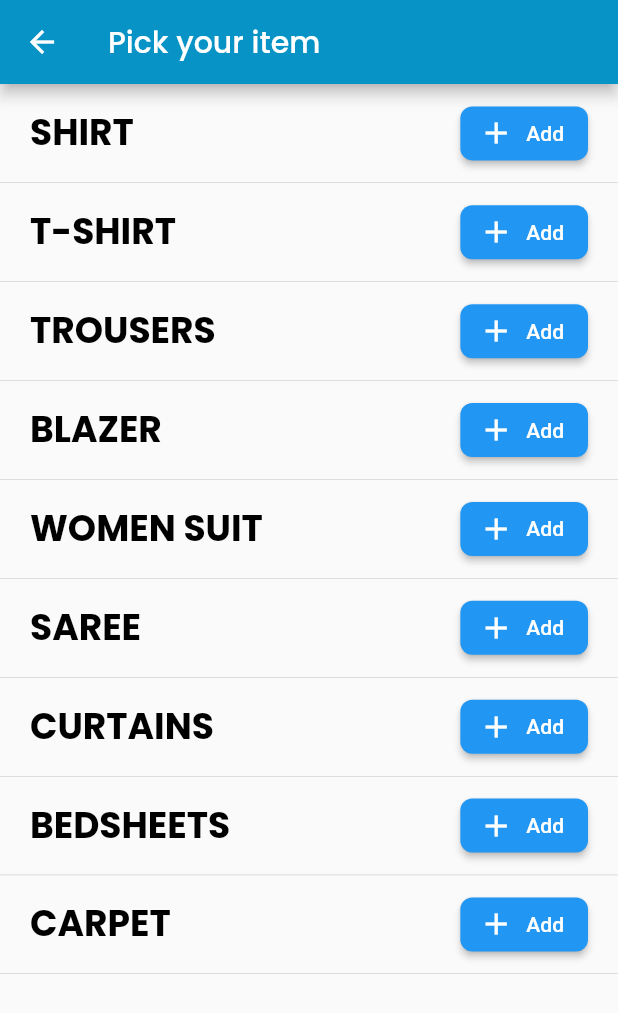
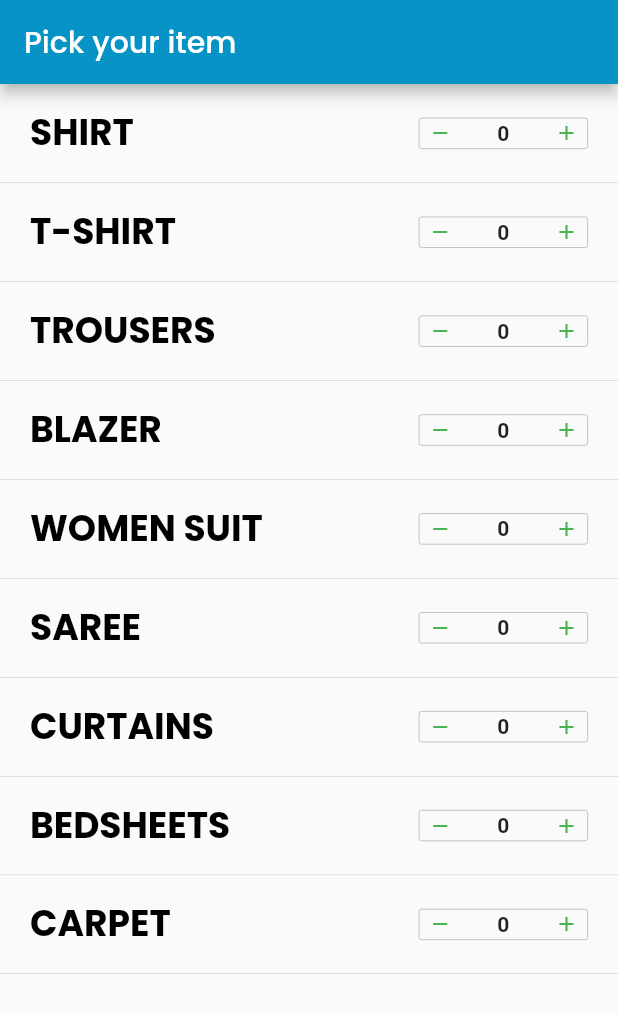
Before and after one commit to hardik17771/HomeEaze_SourceCode, a Flutter app: the AddItem screen opened directly, on a phone screen of 412 x 824 dp. Shown: the top 1013 px of the screen. Run offline on Flutter 3.47's test engine with Material 2 defaults, Android fonts, the phone set to English and light mode, and no system bars; drawn by our look-alikes of input_quantity; our stand-ins replace cloud_firestore, firebase_auth, firebase_core, flutter_svg, flutter_typeahead, geocoding and 3 more; missing offline and left inert: dart:ffi; accounts and stored records are empty; project files that could hold a hidden picture were left out.

```diff
--- a/lib/UI/User/ServicePage.dart
+++ b/lib/UI/User/ServicePage.dart
@@ -34,7 +34,7 @@ class _ServicePageState extends State<ServicePage> {
             ),
           ],
           title: Text(
-            "How can we surve you today?",
+            "How can we serve you today?",
             style:
                 GoogleFonts.poppins(fontSize: 18, fontWeight: FontWeight.w500),
           ),
--- a/lib/Widgets/button.dart
+++ b/lib/Widgets/button.dart
@@ -1,5 +1,6 @@
 import 'package:flutter/material.dart';
 import 'package:google_fonts/google_fonts.dart';
+import 'package:input_quantity/input_quantity.dart';
 
 Widget buttons(String textToWrigth, double screenWidth, double screenHeight) {
   return Container(
@@ -46,23 +47,32 @@ AddButton(String text, double screenWidth, double screenHeight) {
                 fontSize: 24,
                 fontWeight: FontWeight.w700,
                 color: Colors.black)),
-        // SizedBox(
-        //   width: scre,
-        // ),
-        ElevatedButton.icon(
-          onPressed: () {},
-          icon: Icon(Icons.add),
-          label: Text('Add'),
-          style: ElevatedButton.styleFrom(
-            shape: RoundedRectangleBorder(
-              borderRadius: BorderRadius.circular(8.0),
+        InputQty(
+          textFieldDecoration: InputDecoration(
+            hintStyle: GoogleFonts.poppins(
+              color:  Color(0xFF0793C5),
             ),
+
           ),
-        ),
+          boxDecoration: BoxDecoration(
+            border: Border.all(color: Color(0xFF0793C5)),
+            borderRadius: BorderRadius.circular(10.0),
+          ),
+          showMessageLimit: false,
+          initVal: 0,
+          btnColor1: Color(0xFF0793C5),
+          btnColor2: Color(0xFF0793C5), // color of the increase and decrease icon
+          maxVal: double.maxFinite, // min starting value
+          onQtyChanged: (val) {
+            }
+
+        )
+
       ],
     ),
   );
 }
+
 
 class AddButtons extends StatefulWidget {
   String text;
@@ -78,26 +88,7 @@ class _AddButtonsState extends State<Buttons> {
 
   _AddButtonsState(this.text);
 
-  void _onTapDown(TapDownDetails details) {
-    setState(() {
-      // Update the state when the button is tapped down
-      isTapped = true;
-    });
-  }
 
-  void _onTapUp(TapUpDetails details) {
-    setState(() {
-      // Update the state when the button is released
-      isTapped = false;
-    });
-  }
-
-  void _onTapCancel() {
-    setState(() {
-      // Update the state when the tap is cancelled (e.g., if user swipes away from the button)
-      isTapped = false;
-    });
-  }
 
   void _onButtonPressed() {
     setState(() {
--- a/lib/main.dart
+++ b/lib/main.dart
@@ -1,7 +1,10 @@
 import 'package:flutter/material.dart';
 import 'package:firebase_core/firebase_core.dart';
+import 'package:homeeaze_sourcecode/UI/User/AddItemPage.dart';
+import 'package:homeeaze_sourcecode/UI/User/ServicePage.dart';
 import 'package:homeeaze_sourcecode/UI/User/get_address.dart';
 import 'package:homeeaze_sourcecode/UI/User/outlet_details.dart';
+import 'package:homeeaze_sourcecode/UI/User/provided_service.dart';
 
 import 'Models/auth.dart';
 import 'Models/geolocator_functions.dart';
@@ -17,7 +20,7 @@ Future main() async {
 
   runApp(MaterialApp(
     debugShowCheckedModeBanner: false,
-    home: LoginPage()));
+    home: AddItem()));
 }
 class MainPage extends StatelessWidget {
   const MainPage({Key? key}) : super(key: key);
--- a/pubspec.yaml
+++ b/pubspec.yaml
@@ -43,6 +43,7 @@ dependencies:
   firebase: ^9.0.3
   flutter_svg: ^2.0.5
   flutter_typeahead: ^4.6.1
+  input_quantity: ^1.2.1
 
 dev_dependencies:
   flutter_test:
```
Also changed, not shown: lib/Models/firebase_cred_functions.dart (+115 -110 lines), lib/UI/User/get_address.dart (+1 -25 lines), pubspec.lock.
